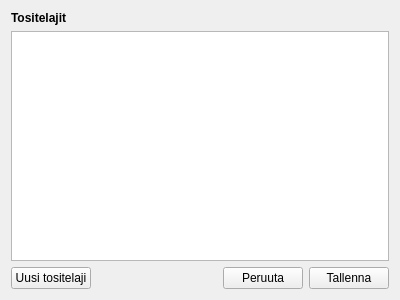
Before: the Qt Designer form kitupiikki/maaritys/tositelajit.ui in artoh/kitupiikki, drawn with Qt 5.
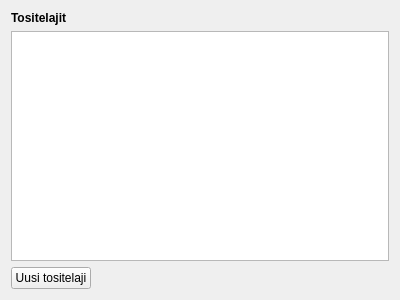
After: the same form once the commit is applied.

```diff
--- a/kitupiikki/maaritys/tositelajit.ui
+++ b/kitupiikki/maaritys/tositelajit.ui
@@ -50,20 +50,6 @@
        </property>
       </spacer>
      </item>
-     <item>
-      <widget class="QPushButton" name="peruNappi">
-       <property name="text">
-        <string>Peruuta</string>
-       </property>
-      </widget>
-     </item>
-     <item>
-      <widget class="QPushButton" name="tallennaNappi">
-       <property name="text">
-        <string>Tallenna</string>
-       </property>
-      </widget>
-     </item>
     </layout>
    </item>
   </layout>
```
